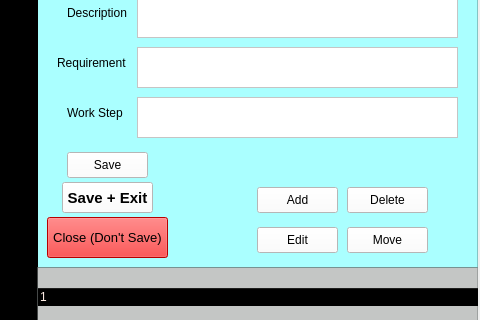
This is gitmap/gui/user_interfaces/item_norobert.ui in ajr32/GitMap as Qt 5 draws it before an edit; both pictures show x 433 to 913 and y 153 to 473 of the 913 by 698 pixel window. The edited form follows.
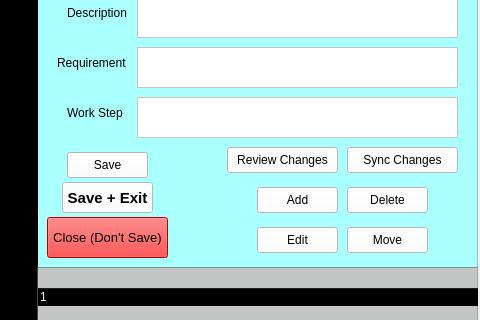
This is the edited form.

```diff
--- a/gitmap/gui/user_interfaces/item_norobert.ui
+++ b/gitmap/gui/user_interfaces/item_norobert.ui
@@ -428,6 +428,38 @@
      <string>Move</string>
     </property>
    </widget>
+   <widget class="QPushButton" name="review_button">
+    <property name="geometry">
+     <rect>
+      <x>190</x>
+      <y>300</y>
+      <width>111</width>
+      <height>26</height>
+     </rect>
+    </property>
+    <property name="styleSheet">
+     <string notr="true">background-color: rgb(255, 255, 255);</string>
+    </property>
+    <property name="text">
+     <string>Review Changes</string>
+    </property>
+   </widget>
+   <widget class="QPushButton" name="sync_button">
+    <property name="geometry">
+     <rect>
+      <x>310</x>
+      <y>300</y>
+      <width>111</width>
+      <height>26</height>
+     </rect>
+    </property>
+    <property name="styleSheet">
+     <string notr="true">background-color: rgb(255, 255, 255);</string>
+    </property>
+    <property name="text">
+     <string>Sync Changes</string>
+    </property>
+   </widget>
    <zorder>item_type_label</zorder>
    <zorder>apply_button</zorder>
    <zorder>label_7</zorder>
```
Left out of the diff: 10 changed lines with no effect on the pictures.
